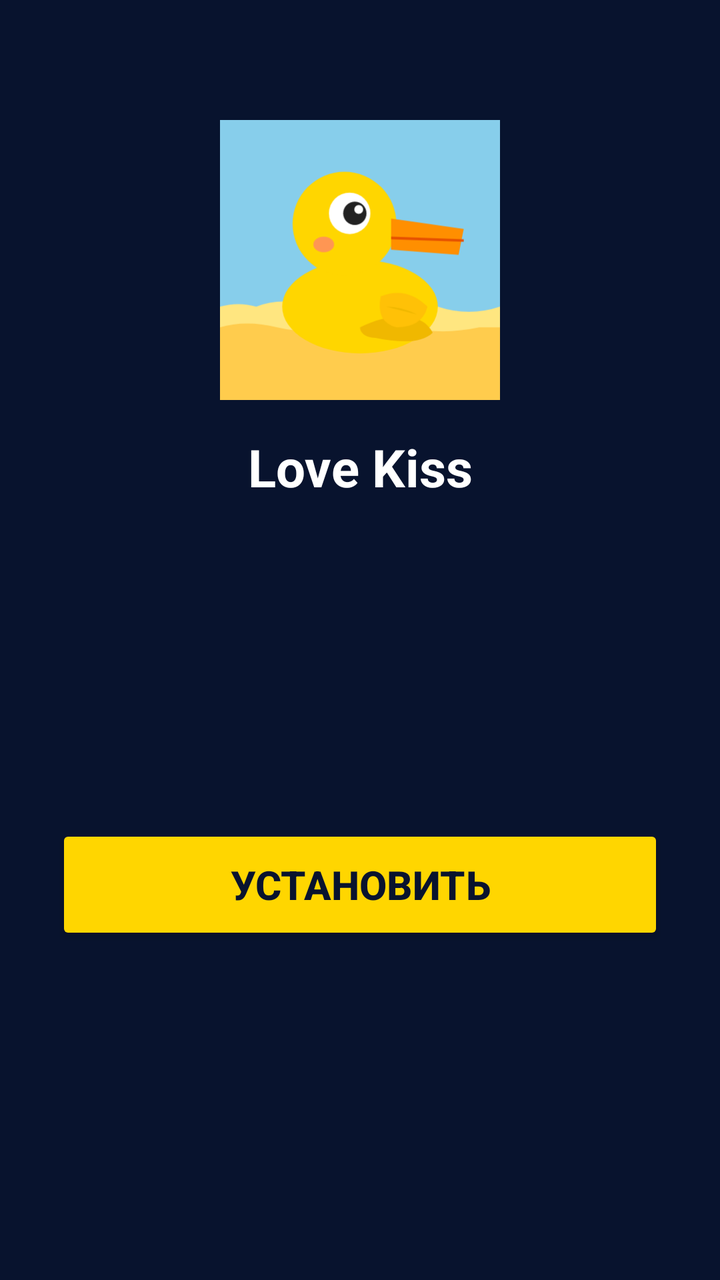
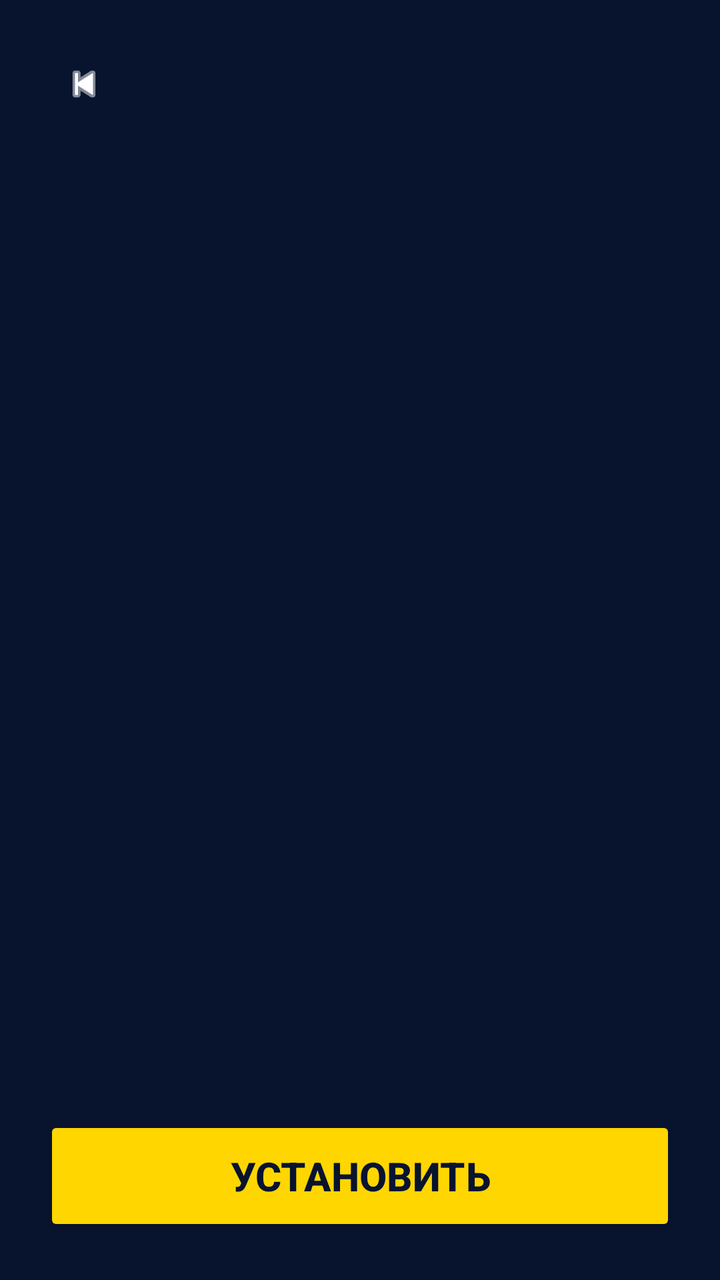

An Android layout rendered at two revisions. The XML below is the earlier revision; the diff shows what the commit changed to produce the second picture.
<!-- AndroidManifest.xml: application theme Theme.LoveKissInstaller -->
<!-- res/layout/activity_main.xml -->
<?xml version="1.0" encoding="utf-8"?>
<LinearLayout xmlns:android="http://schemas.android.com/apk/res/android"
    android:layout_width="match_parent"
    android:layout_height="match_parent"
    android:background="#08132e"
    android:gravity="center_horizontal"
    android:orientation="vertical"
    android:padding="28dp">

    <ImageView
        android:layout_width="140dp"
        android:layout_height="140dp"
        android:layout_marginTop="32dp"
        android:layout_marginBottom="16dp"
        android:contentDescription="@string/app_name"
        android:src="@drawable/ic_launcher" />

    <TextView
        android:layout_width="match_parent"
        android:layout_height="wrap_content"
        android:layout_marginBottom="4dp"
        android:gravity="center"
        android:text="@string/app_title"
        android:textColor="#FFFFFF"
        android:textSize="26sp"
        android:textStyle="bold" />

    <TextView
        android:id="@+id/tv_step_status"
        android:layout_width="match_parent"
        android:layout_height="wrap_content"
        android:layout_marginBottom="40dp"
        android:gravity="center"
        android:text=""
        android:textColor="#FFD600"
        android:textSize="16sp"
        android:textStyle="bold" />

    <TextView
        android:id="@+id/tv_step_title"
        android:layout_width="match_parent"
        android:layout_height="wrap_content"
        android:layout_marginBottom="10dp"
        android:gravity="center"
        android:text=""
        android:textColor="#FFFFFF"
        android:textSize="22sp"
        android:textStyle="bold" />

    <TextView
        android:id="@+id/tv_step_desc"
        android:layout_width="match_parent"
        android:layout_height="wrap_content"
        android:layout_marginBottom="36dp"
        android:gravity="center"
        android:text=""
        android:textColor="#B0B8D0"
        android:textSize="15sp" />

    <Button
        android:id="@+id/btn_install"
        android:layout_width="match_parent"
        android:layout_height="60dp"
        android:backgroundTint="#FFD600"
        android:text="@string/btn_install"
        android:textColor="#08132e"
        android:textSize="20sp"
        android:textStyle="bold" />

</LinearLayout>
<!-- resources referenced by this layout -->
<resources>
  <!-- drawable ic_launcher: vector/xml drawable (drawable, 2048 chars, omitted) -->
  <string name="app_name">Love Kiss Installer</string>
  <string name="app_title">Love Kiss</string>
  <string name="btn_install">Установить</string>
  <style name="Theme.LoveKissInstaller" parent="Theme.MaterialComponents.DayNight.NoActionBar">
          <item name="colorPrimary">#E91E63</item>
          <item name="colorPrimaryDark">#08132e</item>
          <item name="colorAccent">#E91E63</item>
          <item name="android:statusBarColor">#08132e</item>
          <item name="android:windowBackground">#08132e</item>
      </style>
</resources>

<!-- the commit's change to res/layout/activity_main.xml (unified diff, before → after) -->
@@ -3,64 +3,79 @@
     android:layout_width="match_parent"
     android:layout_height="match_parent"
     android:background="#08132e"
-    android:gravity="center_horizontal"
     android:orientation="vertical"
-    android:padding="28dp">
+    android:padding="22dp">
 
     <ImageView
-        android:layout_width="140dp"
-        android:layout_height="140dp"
-        android:layout_marginTop="32dp"
-        android:layout_marginBottom="16dp"
-        android:contentDescription="@string/app_name"
-        android:src="@drawable/ic_launcher" />
+        android:id="@+id/btn_back"
+        android:layout_width="40dp"
+        android:layout_height="40dp"
+        android:background="?attr/selectableItemBackgroundBorderless"
+        android:contentDescription="@string/back"
+        android:padding="8dp"
+        android:src="@android:drawable/ic_media_previous"
+        android:tint="#FFFFFF" />
 
-    <TextView
+    <LinearLayout
         android:layout_width="match_parent"
-        android:layout_height="wrap_content"
-        android:layout_marginBottom="4dp"
-        android:gravity="center"
-        android:text="@string/app_title"
-        android:textColor="#FFFFFF"
-        android:textSize="26sp"
-        android:textStyle="bold" />
+        android:layout_height="0dp"
+        android:layout_weight="1"
+        android:gravity="center_horizontal"
+        android:orientation="vertical">
 
-    <TextView
-        android:id="@+id/tv_step_status"
-        android:layout_width="match_parent"
-        android:layout_height="wrap_content"
-        android:layout_marginBottom="40dp"
-        android:gravity="center"
-        android:text=""
-        android:textColor="#FFD600"
-        android:textSize="16sp"
-        android:textStyle="bold" />
+        <ImageView
+            android:id="@+id/iv_browser_logo"
+            android:layout_width="120dp"
+            android:layout_height="120dp"
+            android:layout_marginTop="16dp"
+            android:layout_marginBottom="14dp"
+            android:contentDescription="@null" />
 
-    <TextView
-        android:id="@+id/tv_step_title"
-        android:layout_width="match_parent"
-        android:layout_height="wrap_content"
-        android:layout_marginBottom="10dp"
-        android:gravity="center"
-        android:text=""
-        android:textColor="#FFFFFF"
-        android:textSize="22sp"
-        android:textStyle="bold" />
+        <TextView
+            android:id="@+id/tv_browser_name"
+            android:layout_width="match_parent"
+            android:layout_height="wrap_content"
+            android:gravity="center"
+            android:textColor="#FFFFFF"
+            android:textSize="24sp"
+            android:textStyle="bold" />
 
-    <TextView
-        android:id="@+id/tv_step_desc"
-        android:layout_width="match_parent"
-        android:layout_height="wrap_content"
-        android:layout_marginBottom="36dp"
-        android:gravity="center"
-        android:text=""
-        android:textColor="#B0B8D0"
-        android:textSize="15sp" />
+        <TextView
+            android:id="@+id/tv_step_status"
+            android:layout_width="match_parent"
+            android:layout_height="wrap_content"
+            android:layout_marginTop="4dp"
+            android:layout_marginBottom="32dp"
+            android:gravity="center"
+            android:textColor="#FFD600"
+            android:textSize="15sp"
+            android:textStyle="bold" />
+
+        <TextView
+            android:id="@+id/tv_step_title"
+            android:layout_width="match_parent"
+            android:layout_height="wrap_content"
+            android:layout_marginBottom="10dp"
+            android:gravity="center"
+            android:textColor="#FFFFFF"
+            android:textSize="20sp"
+            android:textStyle="bold" />
+
+        <TextView
+            android:id="@+id/tv_step_desc"
+            android:layout_width="match_parent"
+            android:layout_height="wrap_content"
+            android:gravity="center"
+            android:textColor="#B0B8D0"
+            android:textSize="14sp" />
+
+    </LinearLayout>
 
     <Button
         android:id="@+id/btn_install"
         android:layout_width="match_parent"
         android:layout_height="60dp"
+        android:layout_marginTop="20dp"
         android:backgroundTint="#FFD600"
         android:text="@string/btn_install"
         android:textColor="#08132e"
<!-- resource entries referenced after the edit -->
@@ -1,8 +1,6 @@
 <!-- resources referenced by this layout -->
 <resources>
-  <!-- drawable ic_launcher: vector/xml drawable (drawable, 2048 chars, omitted) -->
-  <string name="app_name">Love Kiss Installer</string>
-  <string name="app_title">Love Kiss</string>
+  <string name="back">Назад</string>
   <string name="btn_install">Установить</string>
   <style name="Theme.LoveKissInstaller" parent="Theme.MaterialComponents.DayNight.NoActionBar">
           <item name="colorPrimary">#E91E63</item>
